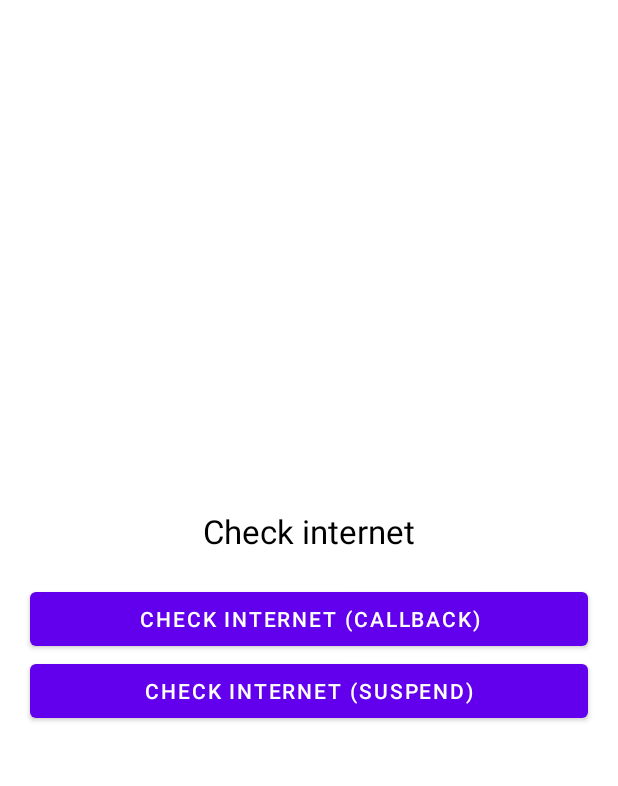
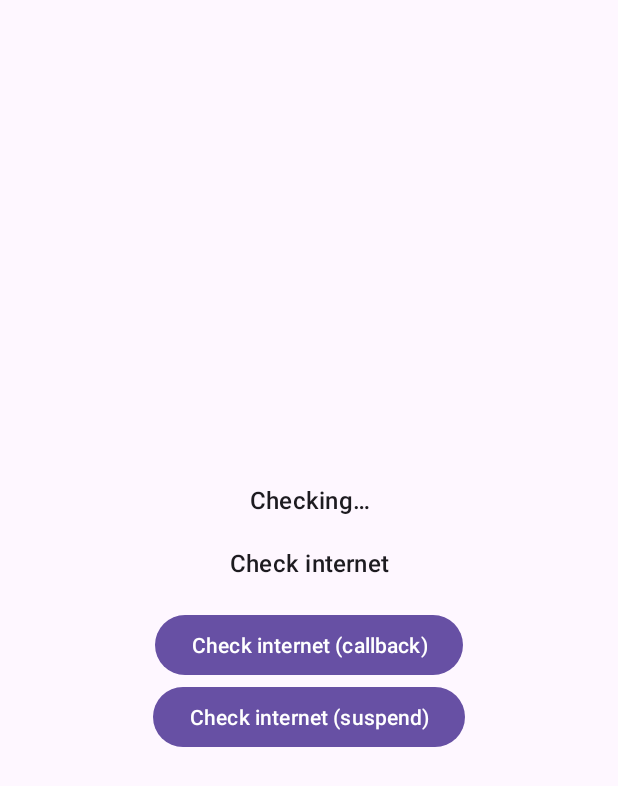
Before and after one commit to raheemadamboev/check-internet-android, an Android app: the layout activity_main.xml on its own in the app's theme, with its tools: preview values and no code run, on a phone screen of 412 x 824 dp. Shown: the top 786 px of the screen. Run offline under Robolectric (Android 15) with nearby library versions, the phone set to English and light mode, and no system bars.

Commit message:
[1.1.2] Implemented observing internet status;

```diff
--- a/app/src/main/res/layout/activity_main.xml
+++ b/app/src/main/res/layout/activity_main.xml
@@ -6,38 +6,50 @@
     android:layout_height="match_parent"
     tools:context=".MainActivity">
 
-    <TextView
+    <com.google.android.material.textview.MaterialTextView
+        android:id="@+id/observe_state_t"
+        android:layout_width="match_parent"
+        android:layout_height="wrap_content"
+        android:layout_marginHorizontal="20dp"
+        android:text="@string/checking"
+        android:textAlignment="center"
+        android:textAppearance="@style/TextAppearance.Material3.TitleMedium"
+        app:layout_constraintBottom_toTopOf="@id/state_t"
+        app:layout_constraintTop_toTopOf="parent"
+        app:layout_constraintVertical_chainStyle="packed" />
+
+    <com.google.android.material.textview.MaterialTextView
         android:id="@+id/state_t"
         android:layout_width="match_parent"
         android:layout_height="wrap_content"
-        android:layout_marginStart="20dp"
-        android:layout_marginEnd="20dp"
+        android:layout_marginHorizontal="20dp"
+        android:layout_marginTop="20dp"
         android:text="@string/check_internet"
         android:textAlignment="center"
-        android:textColor="@color/black"
-        android:textSize="22sp"
+        android:textAppearance="@style/TextAppearance.Material3.TitleMedium"
         app:layout_constraintBottom_toTopOf="@id/check_callback_b"
-        app:layout_constraintTop_toTopOf="parent"
-        app:layout_constraintVertical_chainStyle="packed" />
+        app:layout_constraintTop_toBottomOf="@id/observe_state_t" />
 
     <com.google.android.material.button.MaterialButton
         android:id="@+id/check_callback_b"
-        android:layout_width="match_parent"
+        android:layout_width="wrap_content"
         android:layout_height="wrap_content"
-        android:layout_marginStart="20dp"
+        android:layout_marginHorizontal="20dp"
         android:layout_marginTop="20dp"
-        android:layout_marginEnd="20dp"
         android:text="@string/check_internet_callback"
         app:layout_constraintBottom_toTopOf="@id/check_suspend_b"
+        app:layout_constraintEnd_toEndOf="parent"
+        app:layout_constraintStart_toStartOf="parent"
         app:layout_constraintTop_toBottomOf="@id/state_t" />
 
     <com.google.android.material.button.MaterialButton
         android:id="@+id/check_suspend_b"
-        android:layout_width="match_parent"
+        android:layout_width="wrap_content"
         android:layout_height="wrap_content"
-        android:layout_marginStart="20dp"
-        android:layout_marginEnd="20dp"
+        android:layout_marginHorizontal="20dp"
         android:text="@string/check_internet_suspend"
         app:layout_constraintBottom_toBottomOf="parent"
+        app:layout_constraintEnd_toEndOf="parent"
+        app:layout_constraintStart_toStartOf="parent"
         app:layout_constraintTop_toBottomOf="@id/check_callback_b" />
 </androidx.constraintlayout.widget.ConstraintLayout>
--- a/app/src/main/res/values/strings.xml
+++ b/app/src/main/res/values/strings.xml
@@ -7,4 +7,5 @@
     <string name="checking">Checking…</string>
     <string name="no_internet">Internet NOT working</string>
     <string name="internet">Internet working</string>
+    <string name="your_observing_internet">Result from observing your internet: %1$s</string>
 </resources>
--- a/app/src/main/res/values/themes.xml
+++ b/app/src/main/res/values/themes.xml
@@ -1,17 +1,8 @@
 <resources xmlns:tools="http://schemas.android.com/tools">
-    <!-- Base application theme. -->
-    <style name="Theme.CheckInternetDemo" parent="Theme.MaterialComponents.Light.NoActionBar">
-        <!-- Primary brand color. -->
-        <item name="colorPrimary">@color/purple_500</item>
-        <item name="colorPrimaryVariant">@color/purple_700</item>
-        <item name="colorOnPrimary">@color/white</item>
-        <!-- Secondary brand color. -->
-        <item name="colorSecondary">@color/teal_200</item>
-        <item name="colorSecondaryVariant">@color/teal_700</item>
-        <item name="colorOnSecondary">@color/black</item>
-        <!-- Status bar color. -->
-        <item name="android:statusBarColor" tools:targetApi="l">?attr/colorPrimaryVariant</item>
-        <!-- Customize your theme here. -->
+
+    <style name="Base.Theme.CheckInternetDemo" parent="Theme.Material3.DayNight.NoActionBar">
         <item name="android:forceDarkAllowed" tools:targetApi="q">false</item>
     </style>
+
+    <style name="Theme.CheckInternetDemo" parent="Base.Theme.CheckInternetDemo" />
 </resources>
--- a/check_internet/build.gradle.kts
+++ b/check_internet/build.gradle.kts
@@ -41,6 +41,9 @@ android {
 
 dependencies {
 
+    // annotation
+    implementation(libs.annotation)
+
     // coroutines
     implementation(libs.coroutines)
     implementation(libs.coroutines.android)
--- a/gradle/libs.versions.toml
+++ b/gradle/libs.versions.toml
@@ -5,14 +5,15 @@ appcompat = "1.7.0"
 material = "1.12.0"
 constraintlayout = "2.2.0"
 lifecycle = "2.8.7"
+annotation = "1.9.1"
 coroutines = "1.9.0"
 
 android = "8.7.2"
 kotlin = "2.0.21"
 
 sdk-min = "21"
-sdk-compile = "34"
-sdk-target = "34"
+sdk-compile = "35"
+sdk-target = "35"
 java-target = "17"
 
 [libraries]
@@ -22,6 +23,7 @@ appcompat = { group = "androidx.appcompat", name = "appcompat", version.ref = "a
 material = { group = "com.google.android.material", name = "material", version.ref = "material" }
 constraintlayout = { group = "androidx.constraintlayout", name = "constraintlayout", version.ref = "constraintlayout" }
 lifecycle = { group = "androidx.lifecycle", name = "lifecycle-runtime-ktx", version.ref = "lifecycle" }
+annotation = { group = "androidx.annotation", name = "annotation", version.ref = "annotation" }
 coroutines = { group = "org.jetbrains.kotlinx", name = "kotlinx-coroutines-core", version.ref = "coroutines" }
 coroutines-android = { group = "org.jetbrains.kotlinx", name = "kotlinx-coroutines-android", version.ref = "coroutines" }
 
```
Also changed, not shown: app/src/main/java/xyz/teamgravity/checkinternetdemo/MainActivity.kt (+31 -4 lines), check_internet/src/main/java/xyz/teamgravity/checkinternet/CheckInternet.kt (+113 -22 lines), 3 other files.
